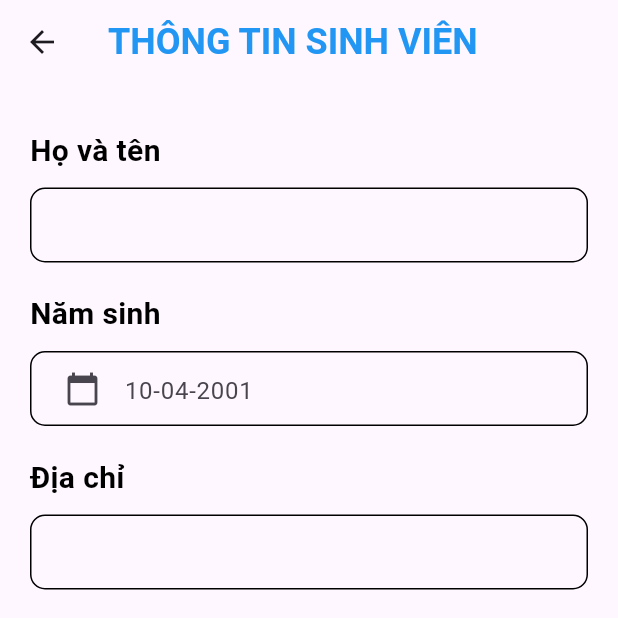
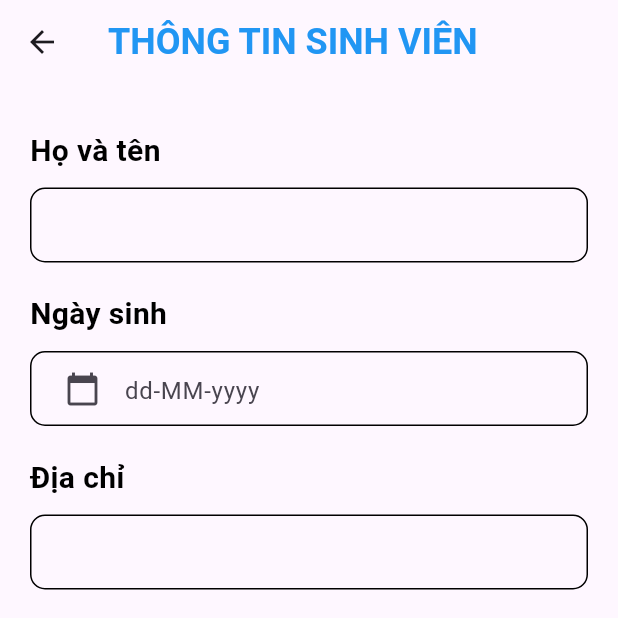
Before and after one commit to duogwas/Learning-Flutter, a Flutter app: the AddStudent screen opened directly with empty values, on a phone screen of 412 x 824 dp, the top half of it. Run offline on Flutter 3.47's test engine with Material 3 defaults, Android fonts, the phone set to English and light mode, and no system bars; our stand-ins replace cloud_firestore, firebase_core, flutter_svg, fluttertoast, geocoding, geolocator and 2 more; accounts and stored records are empty.

Commit message:
update code

```diff
--- a/flutter_firebase_basic/lib/screens/student/add_student.dart
+++ b/flutter_firebase_basic/lib/screens/student/add_student.dart
@@ -62,7 +62,7 @@ class _AddStudentState extends State<AddStudent> {
             ),
             const SizedBox(height: 20.0),
             const Text(
-              'Năm sinh',
+              'Ngày sinh',
               style: TextStyle(
                   color: Colors.black,
                   fontSize: 20.0,
@@ -80,7 +80,7 @@ class _AddStudentState extends State<AddStudent> {
                     contentPadding: EdgeInsets.only(top: 14.0),
                     border: InputBorder.none,
                     prefixIcon: Icon(Icons.calendar_today),
-                    hintText: '10-04-2001',
+                    hintText: 'dd-MM-yyyy',
                   ),
                   readOnly: true,
                   onTap: () {
--- a/flutter_firebase_basic/lib/screens/student/home_student.dart
+++ b/flutter_firebase_basic/lib/screens/student/home_student.dart
@@ -5,7 +5,6 @@ import 'package:flutter_firebase_basic/components/custom_bottom_nav_bar.dart';
 import 'package:flutter_firebase_basic/components/enums.dart';
 import 'package:flutter_firebase_basic/screens/student/add_student.dart';
 import 'package:flutter_firebase_basic/services/student.dart';
-import 'package:intl/intl.dart';
 
 class HomeStudent extends StatefulWidget {
   static String routeName = '/student';
```
